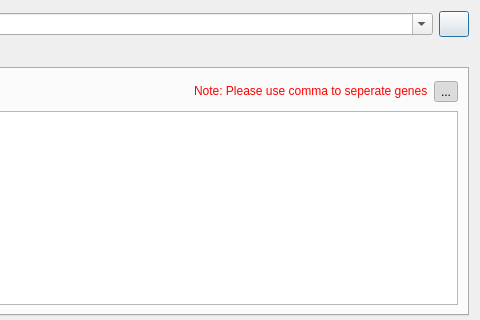
Old version of the form PhyloSuite/uifiles/drawGO.ui in the repository dongzhang0725/PhyloSuite; both pictures show x 632 to 1112 and y 0 to 320 of the 1112 by 813 pixel window.
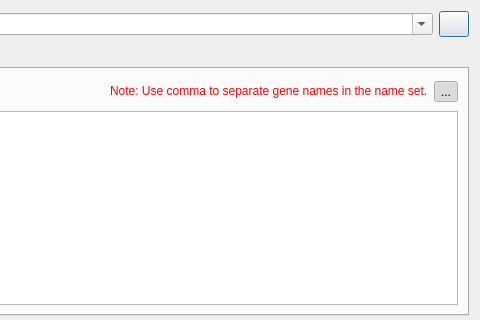
New version of the form. The open tabs and pages were chosen to show the change. Icons and pictures are not drawn. Custom widgets are drawn as their Qt base class.

Diff of the .ui file:
```diff
--- a/PhyloSuite/uifiles/drawGO.ui
+++ b/PhyloSuite/uifiles/drawGO.ui
@@ -642,7 +642,7 @@
           <item>
            <widget class="QLabel" name="label_14">
             <property name="text">
-             <string>&lt;html&gt;&lt;head/&gt;&lt;body&gt;&lt;p&gt;&lt;span style=&quot; color:#ff0000;&quot;&gt;Note: Please use comma to seperate genes&lt;/span&gt;&lt;/p&gt;&lt;/body&gt;&lt;/html&gt;</string>
+             <string>&lt;html&gt;&lt;head/&gt;&lt;body&gt;&lt;p&gt;&lt;span style=&quot; color:#ff0000;&quot;&gt;Note: Use comma to separate gene names in the name set.&lt;/span&gt;&lt;/p&gt;&lt;/body&gt;&lt;/html&gt;</string>
             </property>
            </widget>
           </item>
```
Left out of the diff: 18 changed lines with no effect on the pictures.
